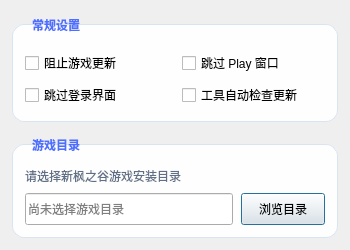
Qt form resources/ui/Ui_Config.ui (starmcc/qs-beanfun-5) before a commit.
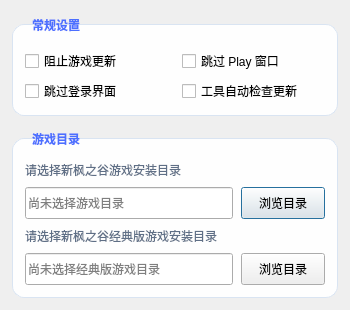
The same form after that commit.

Commit message: 增加经典版登入

What changed in the file:
```diff
--- a/resources/ui/Ui_Config.ui
+++ b/resources/ui/Ui_Config.ui
@@ -7,7 +7,7 @@
     <x>0</x>
     <y>0</y>
     <width>350</width>
-    <height>250</height>
+    <height>310</height>
    </rect>
   </property>
   <property name="sizePolicy">
@@ -19,13 +19,13 @@
   <property name="minimumSize">
    <size>
     <width>350</width>
-    <height>250</height>
+    <height>310</height>
    </size>
   </property>
   <property name="maximumSize">
    <size>
     <width>350</width>
-    <height>250</height>
+    <height>310</height>
    </size>
   </property>
   <property name="windowTitle">
@@ -217,6 +217,76 @@
         </item>
        </layout>
       </item>
+      <item>
+       <widget class="QLabel" name="label_classicPathHint">
+        <property name="styleSheet">
+         <string notr="true">color: #5f6f86; font: 8.5pt "Microsoft YaHei UI";</string>
+        </property>
+        <property name="text">
+         <string>请选择新枫之谷经典版游戏安装目录</string>
+        </property>
+        <property name="wordWrap">
+         <bool>true</bool>
+        </property>
+       </widget>
+      </item>
+      <item>
+       <layout class="QHBoxLayout" name="horizontalLayout_classic" stretch="5,2">
+        <property name="spacing">
+         <number>8</number>
+        </property>
+        <property name="leftMargin">
+         <number>0</number>
+        </property>
+        <property name="topMargin">
+         <number>0</number>
+        </property>
+        <property name="rightMargin">
+         <number>0</number>
+        </property>
+        <property name="bottomMargin">
+         <number>0</number>
+        </property>
+        <item>
+         <widget class="QLineEdit" name="lineEdit_classicPath">
+          <property name="minimumSize">
+           <size>
+            <width>0</width>
+            <height>32</height>
+           </size>
+          </property>
+          <property name="readOnly">
+           <bool>true</bool>
+          </property>
+          <property name="placeholderText">
+           <string>尚未选择经典版游戏目录</string>
+          </property>
+         </widget>
+        </item>
+        <item>
+         <widget class="QPushButton" name="pushButton_classicPath">
+          <property name="minimumSize">
+           <size>
+            <width>84</width>
+            <height>32</height>
+           </size>
+          </property>
+          <property name="maximumSize">
+           <size>
+            <width>108</width>
+            <height>16777215</height>
+           </size>
+          </property>
+          <property name="cursor">
+           <cursorShape>PointingHandCursor</cursorShape>
+          </property>
+          <property name="text">
+           <string>浏览目录</string>
+          </property>
+         </widget>
+        </item>
+       </layout>
+      </item>
      </layout>
     </widget>
    </item>
```
The commit also changes 10 other files.
